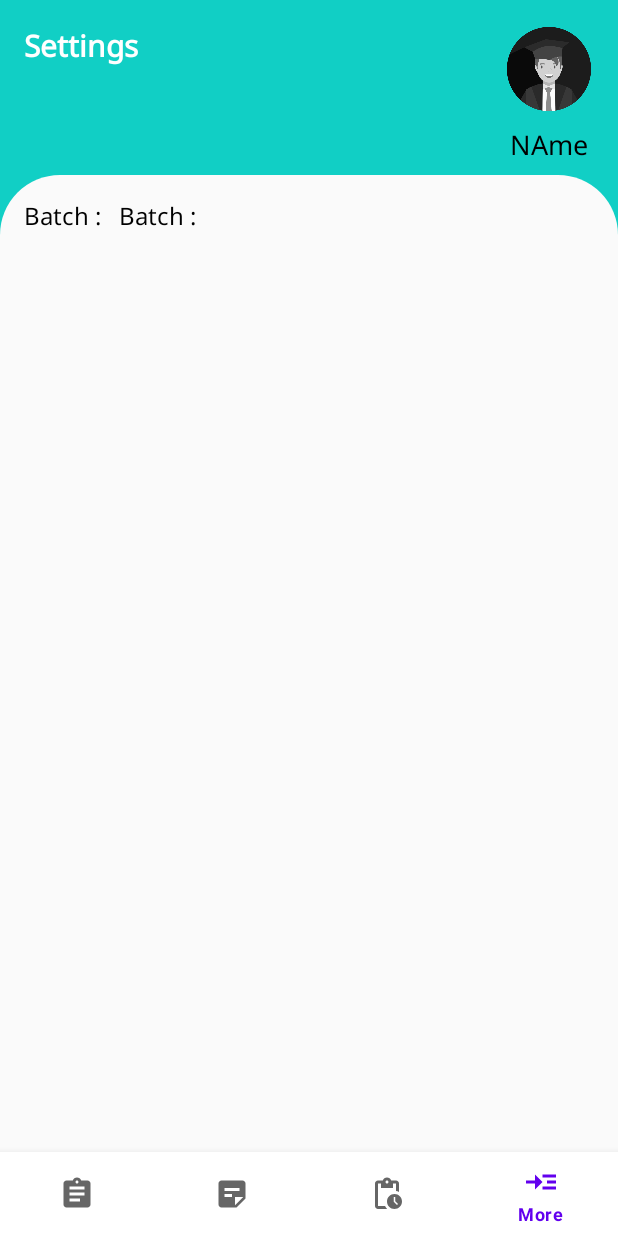
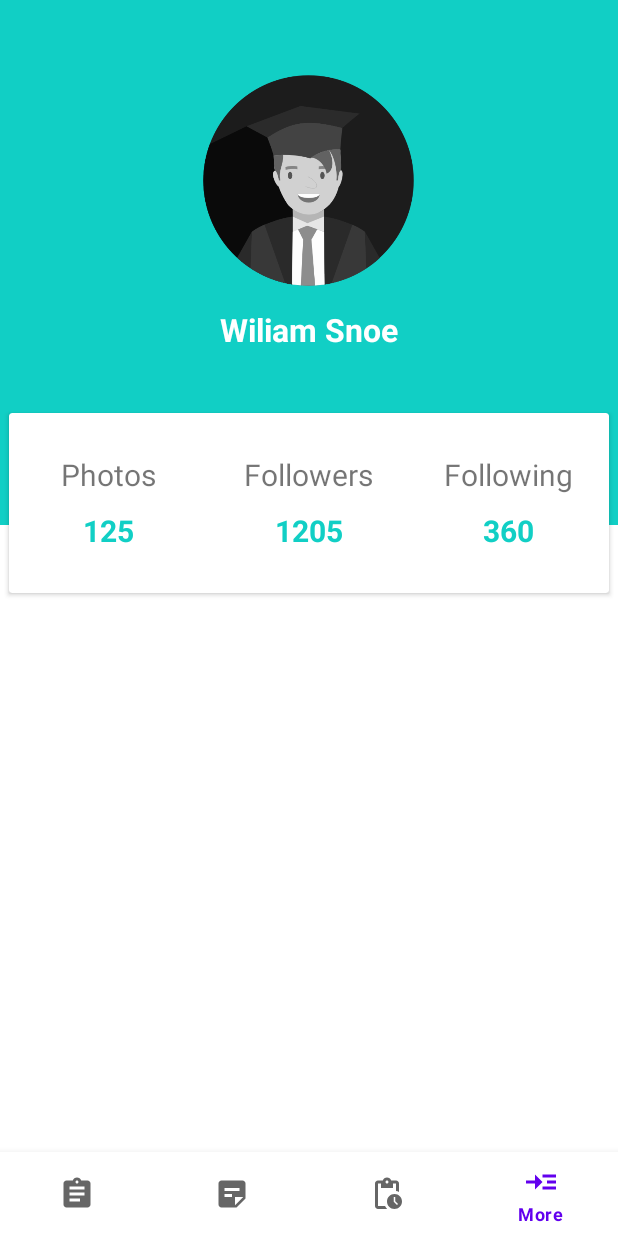
Before and after one commit to harishpadmanabh-HP/SmartClassRoom, an Android app: the More screen opened through its navigation route, on a phone screen of 412 x 824 dp. Run offline under Robolectric (Android 15) with nearby library versions, the phone set to English and light mode, and no system bars; our stand-ins replace data binding, navigation-ui; Roboto replaces fonts that are not available here; 1 statement that could not run was skipped.

Commit message:
Intent to Assignment

```diff
--- a/app/src/main/AndroidManifest.xml
+++ b/app/src/main/AndroidManifest.xml
@@ -16,7 +16,7 @@
         android:supportsRtl="true"
         android:theme="@style/Theme.SmartClassRoom"
         android:usesCleartextTraffic="true">
-        <activity android:name=".ui.QuizActivity">
+        <activity android:name=".MainActivity">
             <intent-filter>
                 <action android:name="android.intent.action.MAIN" />
 
@@ -30,7 +30,7 @@
         <activity android:name=".ui.StudentHome">
 
         </activity>
-        <activity android:name=".MainActivity" />
+        <activity android:name=".ui.QuizActivity" />
 
         <meta-data
             android:name="preloaded_fonts"
--- a/app/src/main/java/com/harish/smartclassroom/adapters/AssignmentAdapter.kt
+++ b/app/src/main/java/com/harish/smartclassroom/adapters/AssignmentAdapter.kt
@@ -1,11 +1,14 @@
 package com.harish.smartclassroom.adapters
 
+import android.content.Intent
 import android.view.LayoutInflater
 import android.view.View
 import android.view.ViewGroup
 import androidx.recyclerview.widget.RecyclerView
 import com.harish.smartclassroom.R
 import com.harish.smartclassroom.data.models.AssignmentListResponse
+import com.harish.smartclassroom.ui.AddAssignment
+import com.harish.smartclassroom.ui.Viewnotes
 import kotlinx.android.synthetic.main.assignment_row_layout.view.*
 
 class AssignmentAdapter : RecyclerView.Adapter<AssignmentAdapter.AssignmentViewHolder>(){
@@ -33,6 +36,15 @@ class AssignmentAdapter : RecyclerView.Adapter<AssignmentAdapter.AssignmentViewH
             tv_topic . text = assignmentsList[position].topic
             tv_subject . text = assignmentsList[position].subject
             tv_dueDate . text = assignmentsList[position].submittionDate
+            setOnClickListener {
+                val intent = Intent(context,AddAssignment::class.java)
+                intent.putExtra("SUBJECT",assignmentsList[position].subject)
+                intent.putExtra("ASSGN_ID",assignmentsList[position].assignId)
+                intent.putExtra("BATCH_ID",assignmentsList[position].batchId)
+                intent.putExtra("SEM",assignmentsList[position].semester)
+                intent.putExtra("FACULTY_ID",assignmentsList[position].facultyId)
+                context.startActivity(intent)
+            }
         }
 
     }
--- a/app/src/main/java/com/harish/smartclassroom/data/Apis.kt
+++ b/app/src/main/java/com/harish/smartclassroom/data/Apis.kt
@@ -65,9 +65,9 @@ interface Apis {
                     OkHttpClient.Builder().addInterceptor(logger).build()
 
             val okHttpClient = OkHttpClient().newBuilder()
-                .connectTimeout(180, TimeUnit.SECONDS)
-                .readTimeout(180, TimeUnit.SECONDS)
-                .writeTimeout(180, TimeUnit.SECONDS)
+                .connectTimeout(300, TimeUnit.SECONDS)
+                .readTimeout(300, TimeUnit.SECONDS)
+                .writeTimeout(300, TimeUnit.SECONDS)
                 .build()
 
 
--- a/app/src/main/java/com/harish/smartclassroom/ui/fragments/Assignments.kt
+++ b/app/src/main/java/com/harish/smartclassroom/ui/fragments/Assignments.kt
@@ -35,9 +35,9 @@ class Assignments : Fragment() {
 
         initViewModel(requireActivity().application)
         appData = AppData.init(requireContext())
-
-        viewModel.getAssignments(appData.getSemester(),appData.getBatchId())
-
+         if(!appData.getStudentDict()?.semester.isNullOrEmpty()&& !appData.getStudentDict()?.batch_id.isNullOrEmpty()) {
+             viewModel.getAssignments(appData.getStudentDict()!!.semester, appData.getStudentDict()!!.batch_id)
+         }
         showShimmerEffect()
      //   setupObservers()
 
--- /dev/null
+++ b/app/src/main/res/drawable/gradientbackground.xml
@@ -0,0 +1,8 @@
+<?xml version="1.0" encoding="utf-8"?>
+<shape xmlns:android="http://schemas.android.com/apk/res/android">
+    <gradient android:angle="45"
+        android:startColor="@color/register_bk_color"
+        android:endColor="@color/register_bk_color"
+        />
+
+</shape>
--- /dev/null
+++ b/app/src/main/res/drawable/ic_baseline_create_24.xml
@@ -0,0 +1,10 @@
+<vector xmlns:android="http://schemas.android.com/apk/res/android"
+    android:width="24dp"
+    android:height="24dp"
+    android:viewportWidth="24"
+    android:viewportHeight="24"
+    android:tint="?attr/colorControlNormal">
+  <path
+      android:fillColor="@android:color/white"
+      android:pathData="M3,17.25V21h3.75L17.81,9.94l-3.75,-3.75L3,17.25zM20.71,7.04c0.39,-0.39 0.39,-1.02 0,-1.41l-2.34,-2.34c-0.39,-0.39 -1.02,-0.39 -1.41,0l-1.83,1.83 3.75,3.75 1.83,-1.83z"/>
+</vector>
--- /dev/null
+++ b/app/src/main/res/drawable/ic_baseline_email_24.xml
@@ -0,0 +1,10 @@
+<vector xmlns:android="http://schemas.android.com/apk/res/android"
+    android:width="24dp"
+    android:height="24dp"
+    android:viewportWidth="24"
+    android:viewportHeight="24"
+    android:tint="?attr/colorControlNormal">
+  <path
+      android:fillColor="@android:color/white"
+      android:pathData="M20,4L4,4c-1.1,0 -1.99,0.9 -1.99,2L2,18c0,1.1 0.9,2 2,2h16c1.1,0 2,-0.9 2,-2L22,6c0,-1.1 -0.9,-2 -2,-2zM20,8l-8,5 -8,-5L4,6l8,5 8,-5v2z"/>
+</vector>
--- a/app/src/main/res/layout/fragment_more.xml
+++ b/app/src/main/res/layout/fragment_more.xml
@@ -11,85 +11,121 @@
 
 
     </data>
-
-    <androidx.constraintlayout.widget.ConstraintLayout
+    <LinearLayout
         android:layout_width="match_parent"
         android:layout_height="match_parent"
-        android:background="@color/register_bk_color"
-        tools:context=".ui.fragments.More">
+        tools:context=".ui.fragments.More"
+        android:background="#fff"
+        android:orientation="vertical">
+        <RelativeLayout
+            android:layout_width="match_parent"
+            android:layout_height="405dp">
+            <LinearLayout
+                android:background="@drawable/gradientbackground"
+                android:layout_width="match_parent"
+                android:layout_height="350dp"
+                android:orientation="vertical">
+                <ImageView
+                    android:layout_marginTop="45dp"
+                    android:layout_gravity="center_horizontal"
+                    android:layout_width="150dp"
+                    android:layout_height="150dp"
+                    android:src="@drawable/ic_student"/>
+                <TextView
+                    android:layout_marginTop="10dp"
+                    android:layout_gravity="center_horizontal"
+                    android:layout_width="wrap_content"
+                    android:layout_height="wrap_content"
+                    android:text="Wiliam Snoe"
+                    android:textColor="#fff"
+                    android:textStyle="bold"
+                    android:textSize="21sp"/>
+            </LinearLayout>
+            <androidx.cardview.widget.CardView
+                android:layout_width="400dp"
+                android:layout_height="120dp"
+                android:layout_centerHorizontal="true"
+                android:layout_marginTop="275dp">
+                <LinearLayout
+                    android:layout_width="match_parent"
+                    android:layout_height="match_parent"
+                    android:orientation="horizontal"
+                    android:weightSum="3">
+                    <LinearLayout
+                        android:gravity="center"
+                        android:orientation="vertical"
+                        android:layout_width="0dp"
+                        android:layout_weight="1"
+                        android:layout_height="match_parent">
+                        <TextView
+                            android:layout_width="wrap_content"
+                            android:layout_height="wrap_content"
+                            android:text="Photos"
+                            android:textSize="20sp"
+                            />
+                        <TextView
+                            android:layout_width="wrap_content"
+                            android:layout_height="wrap_content"
+                            android:text="125"
+                            android:textStyle="bold"
+                            android:textSize="20sp"
+                            android:paddingTop="10dp"
+                            android:textColor="@color/register_bk_color"/>
+
+                    </LinearLayout>
+                    <LinearLayout
+                        android:gravity="center"
+                        android:orientation="vertical"
+                        android:layout_width="0dp"
+                        android:layout_weight="1"
+                        android:layout_height="match_parent">
+                        <TextView
+                            android:layout_width="wrap_content"
+                            android:layout_height="wrap_content"
+                            android:text="Followers"
+                            android:textSize="20sp"
+                            />
+                        <TextView
+                            android:layout_width="wrap_content"
+                            android:layout_height="wrap_content"
+                            android:text="1205"
+                            android:textStyle="bold"
+                            android:textSize="20sp"
+                            android:paddingTop="10dp"
+                            android:textColor="@color/register_bk_color"/>
+
+                    </LinearLayout>
+                    <LinearLayout
+                        android:gravity="center"
+                        android:orientation="vertical"
+                        android:layout_width="0dp"
+                        android:layout_weight="1"
+                        android:layout_height="match_parent">
+                        <TextView
+                            android:layout_width="wrap_content"
+                            android:layout_height="wrap_content"
+                            android:text="Following"
+                            android:textSize="20sp"
+                            />
+                        <TextView
+                            android:layout_width="wrap_content"
+                            android:layout_height="wrap_content"
+                            android:text="360"
+                            android:textStyle="bold"
+                            android:textSize="20sp"
+                            android:paddingTop="10dp"
+                            android:textColor="@color/register_bk_color"/>
+
+                    </LinearLayout>
+                </LinearLayout>
+
+            </androidx.cardview.widget.CardView>
+        </RelativeLayout>
 
 
-        <TextView
-            android:id="@+id/textView4"
-            android:layout_width="wrap_content"
-            android:layout_height="wrap_content"
-            android:layout_marginStart="16dp"
-            android:layout_marginTop="16dp"
-            android:fontFamily="@font/noto_sans"
-            android:text="Settings"
-            android:textColor="@color/white"
-            android:textSize="20dp"
-            android:textStyle="bold"
-            app:layout_constraintStart_toStartOf="parent"
-            app:layout_constraintTop_toTopOf="parent" />
+        </LinearLayout>
 
-        <ImageView
-            android:id="@+id/imageView5"
-            android:layout_width="60dp"
-            android:layout_height="60dp"
-            android:layout_marginEnd="16dp"
-            android:src="@drawable/ic_student"
-            app:layout_constraintEnd_toEndOf="parent"
-            app:layout_constraintTop_toTopOf="@+id/textView4" />
 
-        <TextView
-            android:id="@+id/tv_name"
-            android:layout_width="wrap_content"
-            android:layout_height="wrap_content"
-            android:layout_marginTop="8dp"
-            android:fontFamily="@font/noto_sans"
-            android:text="NAme"
-            android:textColor="@color/black"
-            android:textSize="18sp"
-            android:textStyle="normal"
-            app:layout_constraintEnd_toEndOf="@+id/imageView5"
-            app:layout_constraintStart_toStartOf="@+id/imageView5"
-            app:layout_constraintTop_toBottomOf="@+id/imageView5" />
 
-        <androidx.constraintlayout.widget.ConstraintLayout
-            android:layout_width="0dp"
-            android:layout_height="0dp"
-            android:layout_marginTop="8dp"
-            android:background="@drawable/up_round_layout"
-            app:layout_constraintBottom_toBottomOf="parent"
-            app:layout_constraintEnd_toEndOf="parent"
-            app:layout_constraintStart_toStartOf="parent"
-            app:layout_constraintTop_toBottomOf="@+id/tv_name">
 
-            <TextView
-                android:id="@+id/tv_batch"
-                android:layout_width="wrap_content"
-                android:layout_height="wrap_content"
-                android:layout_marginStart="8dp"
-                android:text="Batch : "
-                android:textColor="@color/black"
-                android:fontFamily="@font/noto_sans"
-                android:textSize="16dp"                app:layout_constraintBottom_toBottomOf="@+id/textView6"
-                app:layout_constraintStart_toEndOf="@+id/textView6"
-                app:layout_constraintTop_toTopOf="@+id/textView6" />
-
-            <TextView
-                android:id="@+id/textView6"
-                android:layout_width="wrap_content"
-                android:layout_height="wrap_content"
-                android:layout_marginStart="16dp"
-                android:layout_marginTop="16dp"
-                android:text="Batch : "
-                android:textColor="@color/black"
-                android:fontFamily="@font/noto_sans"
-                android:textSize="16dp"
-                app:layout_constraintStart_toStartOf="parent"
-                app:layout_constraintTop_toTopOf="parent" />
-        </androidx.constraintlayout.widget.ConstraintLayout>
-    </androidx.constraintlayout.widget.ConstraintLayout>
-</layout>
+   </layout>
```
